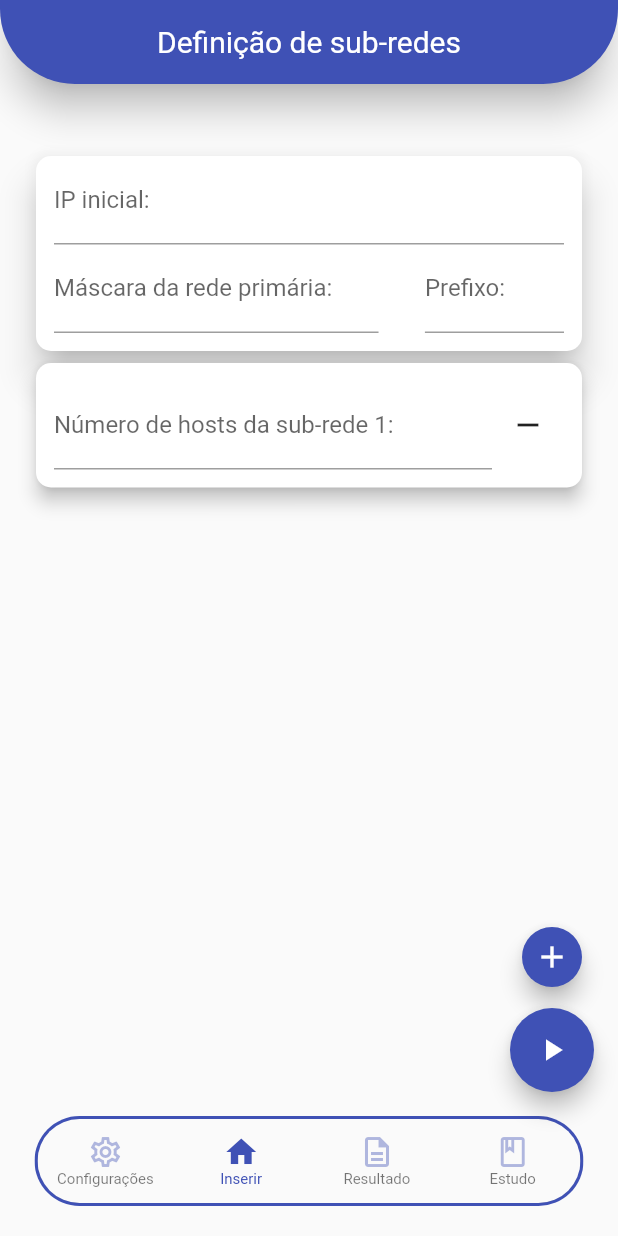
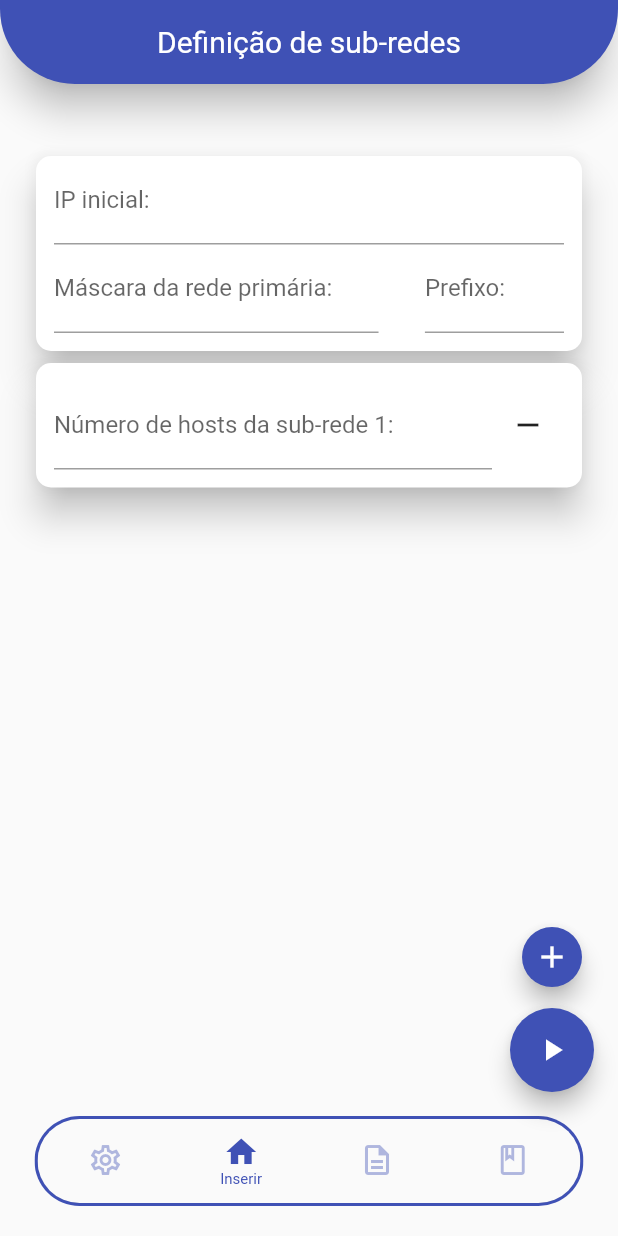
Before and after one commit to icarob-eng/subnet_mask_calculator, a Flutter app: the screen it shows after launch, on a phone screen of 412 x 824 dp. Run offline on Flutter 3.47's test engine with Material 2 defaults, Android fonts, the phone set to English and light mode, and no system bars; our stand-ins replace mask_text_input_formatter; missing offline and left inert: ipaddr.

Commit message:
Criação da tema escuro e resolução da issue 6

```diff
--- a/lib/components/subnet_card.dart
+++ b/lib/components/subnet_card.dart
@@ -59,11 +59,6 @@ class SubnetCard extends StatelessWidget {
   @override
   Widget build(BuildContext context) {
     return Card(
-        color: Theme.of(context).brightness == Brightness.light
-            ? Colors.white
-            : Colors.black,
-        elevation: 5,
-        shape: RoundedRectangleBorder(borderRadius: BorderRadius.circular(10)),
         child: Padding(
             padding: const EdgeInsets.symmetric(
               vertical: 6,
--- a/lib/components/subnet_host_card.dart
+++ b/lib/components/subnet_host_card.dart
@@ -43,9 +43,6 @@ class _SubnetHostCardState extends State<SubnetHostCard> {
                 ? DismissDirection.horizontal
                 : DismissDirection.none,
             child: Card(
-              elevation: 5,
-              shape: RoundedRectangleBorder(
-                  borderRadius: BorderRadius.circular(10)),
               child: Padding(
                 padding: const EdgeInsets.all(12),
                 child: Row(
@@ -104,7 +101,8 @@ class _SubnetHostCardState extends State<SubnetHostCard> {
                         onPressed: () {
                           if (subnets.length > 1) {
                             AnimatedList.of(context).removeItem(
-                                widget.index, (context, animation) => widget);
+                                widget.index + 1,
+                                (context, animation) => widget);
                             subnets.removeAt(index: widget.index);
                             /* Future.delayed(const Duration(milliseconds: 200))
                                 .then((_) =>
--- a/lib/main.dart
+++ b/lib/main.dart
@@ -25,6 +25,11 @@ class MyApp extends StatelessWidget {
     return MaterialApp(
       title: 'Subnet Calculator',
       theme: ThemeData(
+          textTheme: const TextTheme(
+            bodyLarge: TextStyle(color: Colors.indigoAccent),
+            bodyMedium: TextStyle(color: Colors.white, fontSize: 17),
+            bodySmall: TextStyle(color: Colors.indigoAccent),
+          ),
           primarySwatch: Colors.indigo,
           appBarTheme: const AppBarTheme(
             elevation: 10,
@@ -36,19 +41,57 @@ class MyApp extends StatelessWidget {
                     bottomRight: Radius.circular(50))),
           ),
           bottomNavigationBarTheme: BottomNavigationBarThemeData(
+              showUnselectedLabels: false,
+              showSelectedLabels: true,
               selectedIconTheme: const IconThemeData(color: Colors.indigo),
               unselectedIconTheme:
                   IconThemeData(color: Colors.indigo.withOpacity(0.4)),
               selectedLabelStyle:
                   const TextStyle(color: Colors.indigo, fontSize: 10),
               unselectedLabelStyle: TextStyle(
-                  color: Colors.indigo.withOpacity(0.4), fontSize: 10))),
+                  color: Colors.indigo.withOpacity(0.4), fontSize: 10)),
+          cardTheme: CardTheme(
+              color: Colors.white,
+              elevation: 10,
+              shape: RoundedRectangleBorder(
+                  borderRadius: BorderRadius.circular(10)))),
       darkTheme: ThemeData(
+          textTheme: TextTheme(
+            bodyLarge: const TextStyle(color: Colors.indigoAccent),
+            bodyMedium:
+                TextStyle(color: Colors.white.withOpacity(0.6), fontSize: 17),
+            bodySmall: const TextStyle(color: Colors.indigoAccent),
+          ),
+          cardTheme: CardTheme(
+              color: const Color(0xff404040),
+              elevation: 10,
+              shape: RoundedRectangleBorder(
+                  borderRadius: BorderRadius.circular(10))),
           colorScheme: const ColorScheme.dark(
-        primary: Color.fromARGB(255, 25, 40, 120),
-        secondary: Color.fromARGB(255, 25, 40, 120),
-      )),
-      themeMode: ThemeMode.light,
+            primary: Colors.indigo,
+            secondary: Colors.indigoAccent,
+          ),
+          primaryIconTheme: const IconThemeData(color: Colors.white),
+          bottomNavigationBarTheme: BottomNavigationBarThemeData(
+              showUnselectedLabels: false,
+              showSelectedLabels: true,
+              selectedIconTheme:
+                  const IconThemeData(color: Colors.indigoAccent),
+              unselectedIconTheme: const IconThemeData(color: Colors.indigo),
+              selectedLabelStyle: const TextStyle(color: Colors.white),
+              unselectedLabelStyle:
+                  TextStyle(color: Colors.white.withOpacity(0.4))),
+          appBarTheme: const AppBarTheme(
+            elevation: 10,
+            centerTitle: true,
+            backgroundColor: Colors.indigo,
+            titleTextStyle: TextStyle(color: Colors.white, fontSize: 20),
+            shape: RoundedRectangleBorder(
+                borderRadius: BorderRadius.only(
+                    bottomLeft: Radius.circular(50),
+                    bottomRight: Radius.circular(50))),
+          )),
+      themeMode: ThemeMode.system,
       debugShowCheckedModeBanner: false,
       initialRoute: '/input',
       routes: {
--- a/lib/screens/input_screen.dart
+++ b/lib/screens/input_screen.dart
@@ -51,9 +51,6 @@ class _InputScreenState extends State<InputScreen> {
                 itemBuilder: (context, index, animation) {
                   if (index == 0) {
                     return Card(
-                      elevation: 10,
-                      shape: RoundedRectangleBorder(
-                          borderRadius: BorderRadius.circular(10)),
                       child: Padding(
                         padding: const EdgeInsets.only(
                             top: 0, left: 12, right: 12, bottom: 12),
```
Also changed, not shown: lib/components/my_navigation_bar.dart (+13 -5 lines), lib/screens/output_screen.dart (+2 -5 lines).
